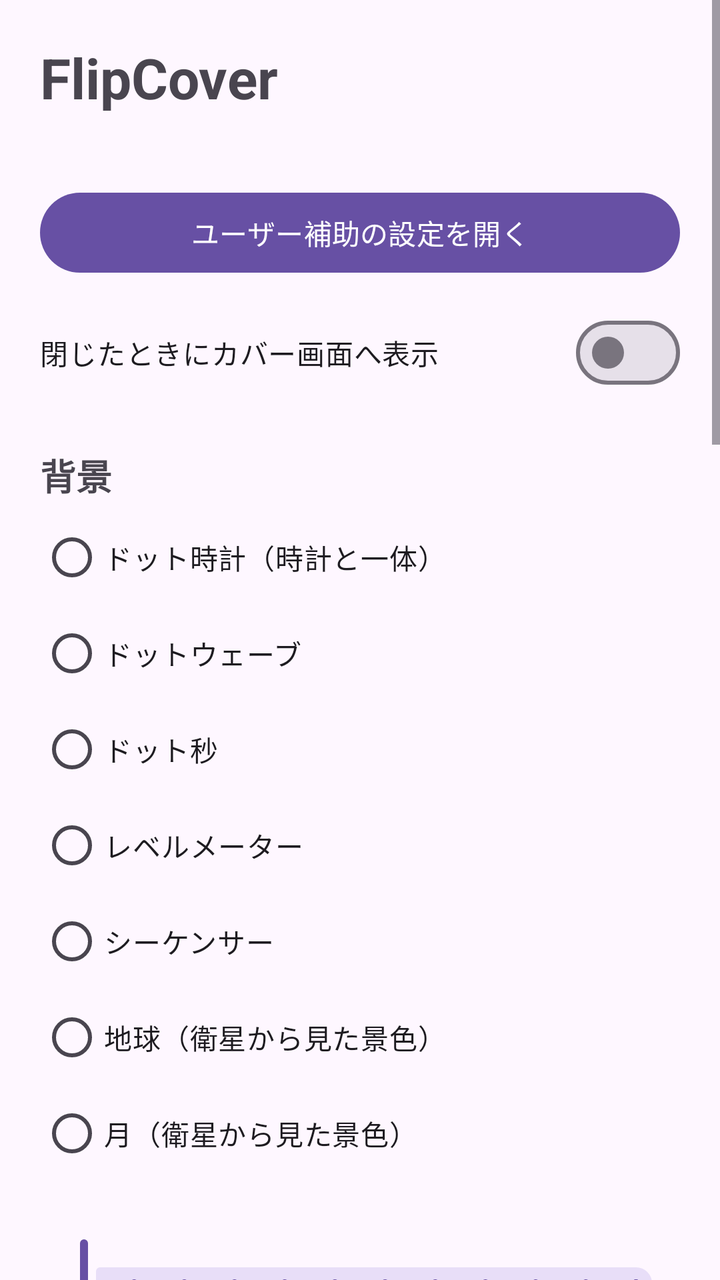
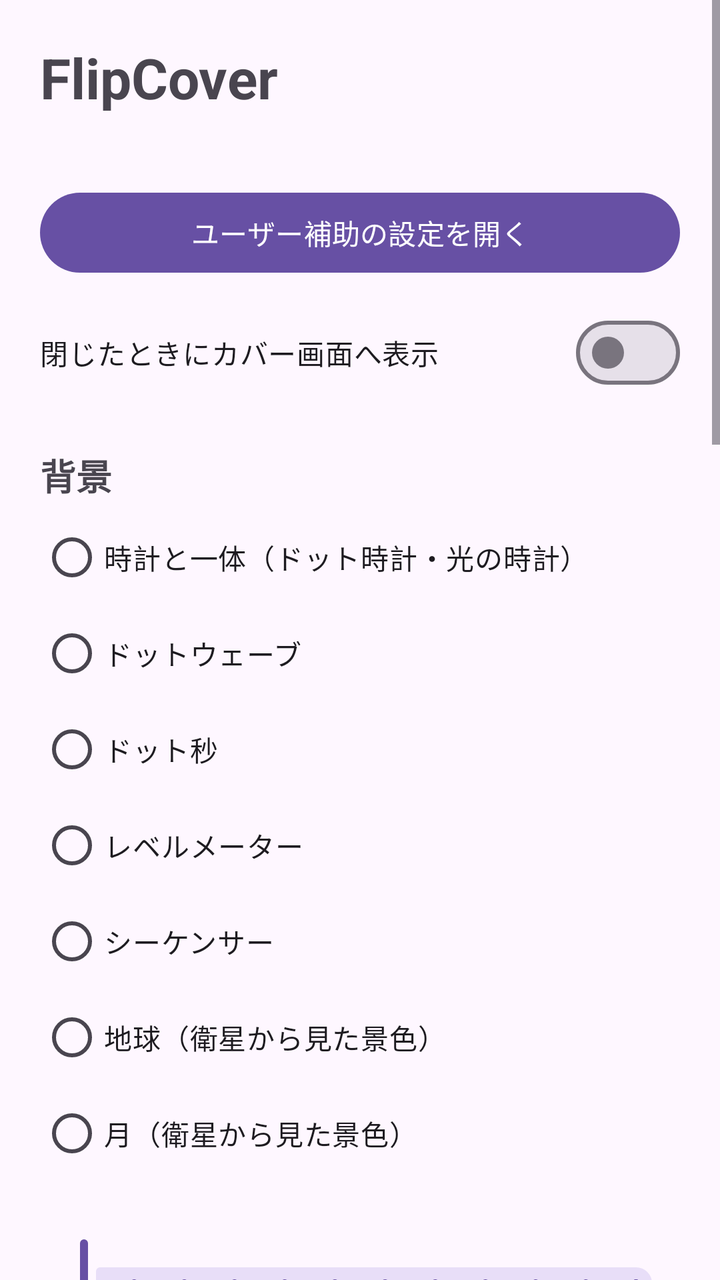

The first picture is an Android layout as it rendered before a commit; the second is the same layout after the commit. The layout source and the unified diff follow.
<!-- AndroidManifest.xml: application theme Theme.FlipCover -->
<!-- res/layout/activity_main.xml -->
<?xml version="1.0" encoding="utf-8"?>
<ScrollView xmlns:android="http://schemas.android.com/apk/res/android"
    android:layout_width="match_parent"
    android:layout_height="match_parent"
    android:fitsSystemWindows="true">

    <LinearLayout
        android:layout_width="match_parent"
        android:layout_height="wrap_content"
        android:orientation="vertical"
        android:padding="20dp">

        <TextView
            android:layout_width="wrap_content"
            android:layout_height="wrap_content"
            android:text="@string/app_name"
            android:textSize="28sp"
            android:textStyle="bold" />

        <TextView
            android:id="@+id/serviceStatus"
            android:layout_width="wrap_content"
            android:layout_height="wrap_content"
            android:layout_marginTop="8dp" />

        <Button
            android:id="@+id/openAccessibility"
            android:layout_width="match_parent"
            android:layout_height="wrap_content"
            android:layout_marginTop="8dp"
            android:text="ユーザー補助の設定を開く" />

        <com.google.android.material.materialswitch.MaterialSwitch
            android:id="@+id/enabledSwitch"
            android:layout_width="match_parent"
            android:layout_height="wrap_content"
            android:layout_marginTop="12dp"
            android:text="閉じたときにカバー画面へ表示" />

        
        <TextView
            style="@style/FlipCover.Section"
            android:text="背景" />

        <RadioGroup
            android:id="@+id/modeGroup"
            android:layout_width="match_parent"
            android:layout_height="wrap_content">

            <RadioButton android:id="@+id/modeDotClock" android:layout_width="wrap_content"
                android:layout_height="wrap_content" android:text="ドット時計（時計と一体）" />
            <RadioButton android:id="@+id/modeDotWave" android:layout_width="wrap_content"
                android:layout_height="wrap_content" android:text="ドットウェーブ" />
            <RadioButton android:id="@+id/modeDotSeconds" android:layout_width="wrap_content"
                android:layout_height="wrap_content" android:text="ドット秒" />
            <RadioButton android:id="@+id/modeLevelMeter" android:layout_width="wrap_content"
                android:layout_height="wrap_content" android:text="レベルメーター" />
            <RadioButton android:id="@+id/modeSequencer" android:layout_width="wrap_content"
                android:layout_height="wrap_content" android:text="シーケンサー" />
            <RadioButton android:id="@+id/modeEarth" android:layout_width="wrap_content"
                android:layout_height="wrap_content" android:text="地球（衛星から見た景色）" />
            <RadioButton android:id="@+id/modeMoon" android:layout_width="wrap_content"
                android:layout_height="wrap_content" android:text="月（衛星から見た景色）" />
        </RadioGroup>

        <TextView
            android:id="@+id/speedLabel"
            android:layout_width="wrap_content"
            android:layout_height="wrap_content"
            android:layout_marginTop="8dp" />

        <com.google.android.material.slider.Slider
            android:id="@+id/speedSlider"
            android:layout_width="match_parent"
            android:layout_height="wrap_content"
            android:stepSize="0.25"
            android:valueFrom="0.25"
            android:valueTo="3" />

        
        <TextView
            style="@style/FlipCover.Section"
            android:text="時計" />

        <com.google.android.material.materialswitch.MaterialSwitch
            android:id="@+id/clockSwitch"
            android:layout_width="match_parent"
            android:layout_height="wrap_content"
            android:text="時計を表示" />

        <Button
            android:id="@+id/clockStyle"
            style="@style/Widget.Material3.Button.OutlinedButton"
            android:layout_width="match_parent"
            android:layout_height="wrap_content"
            android:layout_marginTop="4dp" />

        <com.google.android.material.materialswitch.MaterialSwitch
            android:id="@+id/digitalSwitch"
            android:layout_width="match_parent"
            android:layout_height="wrap_content"
            android:text="秒つきデジタル時計も表示" />

        <com.google.android.material.materialswitch.MaterialSwitch
            android:id="@+id/backdropSwitch"
            android:layout_width="match_parent"
            android:layout_height="wrap_content"
            android:text="時計の後ろをぼかして見やすくする" />

        
        <LinearLayout
            android:id="@+id/dotOptions"
            android:layout_width="match_parent"
            android:layout_height="wrap_content"
            android:orientation="vertical">

            <TextView
                style="@style/FlipCover.Subsection"
                android:text="ドット系の時計" />

            <com.google.android.material.materialswitch.MaterialSwitch
                android:id="@+id/taperSwitch"
                android:layout_width="match_parent"
                android:layout_height="wrap_content"
                android:text="針の先を細くする" />

            <com.google.android.material.materialswitch.MaterialSwitch
                android:id="@+id/boldMinuteSwitch"
                android:layout_width="match_parent"
                android:layout_height="wrap_content"
                android:text="分針を大きくする" />

            <com.google.android.material.materialswitch.MaterialSwitch
                android:id="@+id/minuteTipSwitch"
                android:layout_width="match_parent"
                android:layout_height="wrap_content"
                android:text="分針の先に印を付ける" />

            <TextView
                android:id="@+id/glowLabel"
                android:layout_width="wrap_content"
                android:layout_height="wrap_content"
                android:layout_marginTop="8dp" />

            <com.google.android.material.slider.Slider
                android:id="@+id/glowSlider"
                android:layout_width="match_parent"
                android:layout_height="wrap_content"
                android:valueFrom="0"
                android:valueTo="1" />
        </LinearLayout>

        
        <TextView
            style="@style/FlipCover.Section"
            android:text="カバー画面のアプリ" />

        <TextView
            android:id="@+id/appsLabel"
            android:layout_width="wrap_content"
            android:layout_height="wrap_content"
            android:textSize="12sp" />

        <Button
            android:id="@+id/pickApps"
            android:layout_width="match_parent"
            android:layout_height="wrap_content"
            android:layout_marginTop="4dp"
            android:text="アプリを選ぶ" />

        
        <TextView
            style="@style/FlipCover.Section"
            android:text="プレビュー" />

        <TextView
            android:layout_width="wrap_content"
            android:layout_height="wrap_content"
            android:text="ドラッグで移動、2本指で拡大・縮小できます。赤い枠はカメラの位置です。"
            android:textSize="12sp" />

        
        <FrameLayout
            android:id="@+id/preview"
            android:layout_width="300dp"
            android:layout_height="332dp"
            android:layout_gravity="center_horizontal"
            android:layout_marginTop="8dp"
            android:background="#000000"
            android:clipChildren="true" />

        <Button
            android:id="@+id/resetLayout"
            style="@style/Widget.Material3.Button.TextButton"
            android:layout_width="wrap_content"
            android:layout_height="wrap_content"
            android:layout_gravity="center_horizontal"
            android:text="配置を元に戻す" />

        <TextView
            style="@style/FlipCover.Subsection"
            android:text="ディスプレイ情報（デバッグ用）" />

        <TextView
            android:id="@+id/displayInfo"
            android:layout_width="wrap_content"
            android:layout_height="wrap_content"
            android:fontFamily="monospace"
            android:textSize="11sp" />
    </LinearLayout>
</ScrollView>
<!-- resources referenced by this layout -->
<resources>
  <string name="app_name">FlipCover</string>
  <style name="FlipCover.Section" parent="">
          <item name="android:layout_width">wrap_content</item>
          <item name="android:layout_height">wrap_content</item>
          <item name="android:layout_marginTop">24dp</item>
          <item name="android:layout_marginBottom">4dp</item>
          <item name="android:textSize">18sp</item>
          <item name="android:textStyle">bold</item>
      </style>
  <style name="FlipCover.Subsection" parent="">
          <item name="android:layout_width">wrap_content</item>
          <item name="android:layout_height">wrap_content</item>
          <item name="android:layout_marginTop">16dp</item>
          <item name="android:textStyle">bold</item>
      </style>
  <style name="Theme.FlipCover" parent="Theme.Material3.DayNight.NoActionBar" />
</resources>

<!-- the commit's change to res/layout/activity_main.xml (unified diff, before → after) -->
@@ -48,7 +48,7 @@
             android:layout_height="wrap_content">
 
             <RadioButton android:id="@+id/modeDotClock" android:layout_width="wrap_content"
-                android:layout_height="wrap_content" android:text="ドット時計（時計と一体）" />
+                android:layout_height="wrap_content" android:text="時計と一体（ドット時計・光の時計）" />
             <RadioButton android:id="@+id/modeDotWave" android:layout_width="wrap_content"
                 android:layout_height="wrap_content" android:text="ドットウェーブ" />
             <RadioButton android:id="@+id/modeDotSeconds" android:layout_width="wrap_content"
@@ -116,7 +116,7 @@
 
             <TextView
                 style="@style/FlipCover.Subsection"
-                android:text="ドット系の時計" />
+                android:text="背景と一体の時計" />
 
             <com.google.android.material.materialswitch.MaterialSwitch
                 android:id="@+id/taperSwitch"
